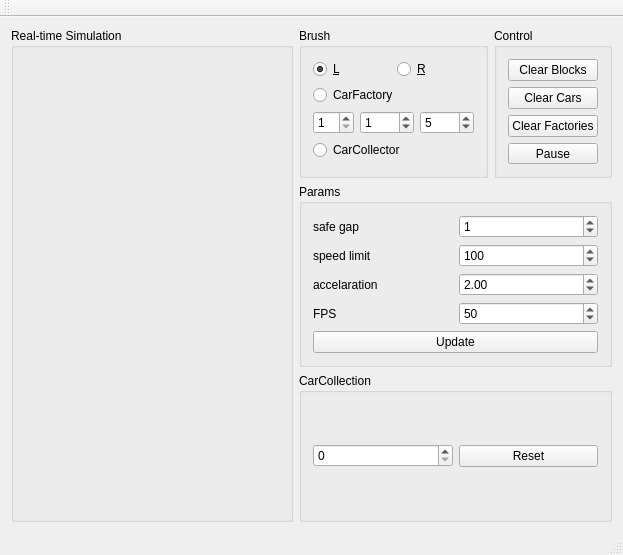
Above: mainwindow.ui from satouriko/Cellular-Automaton before the change. Below: the same form after it.
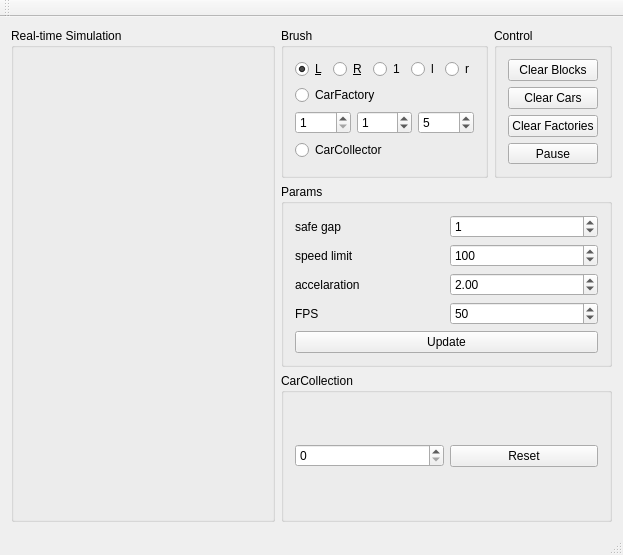
That is the form after the change. Custom widgets are drawn as their Qt base class.

```diff
--- a/mainwindow.ui
+++ b/mainwindow.ui
@@ -68,6 +68,27 @@
                </property>
               </widget>
              </item>
+             <item>
+              <widget class="QRadioButton" name="_1BrushRadioButton">
+               <property name="text">
+                <string>1</string>
+               </property>
+              </widget>
+             </item>
+             <item>
+              <widget class="QRadioButton" name="lBrushRadioButton">
+               <property name="text">
+                <string>l</string>
+               </property>
+              </widget>
+             </item>
+             <item>
+              <widget class="QRadioButton" name="rBrushRadioButton">
+               <property name="text">
+                <string>r</string>
+               </property>
+              </widget>
+             </item>
             </layout>
            </item>
            <item>
```
Left out of the diff: 2 changed lines with no effect on the pictures.
